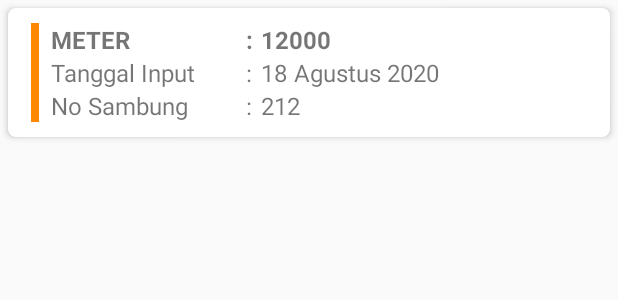
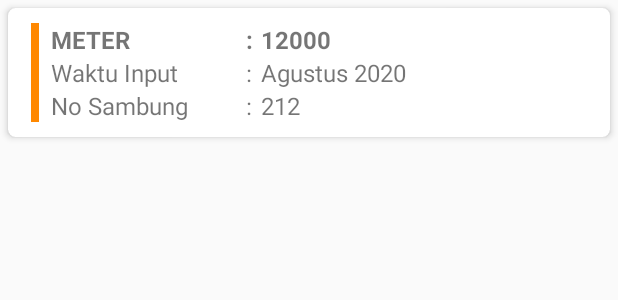
Before and after one commit to ahmadrahmat/PengaduanPDAM2, an Android app: the layout layout_row_meter.xml on its own in the app's theme, with its tools: preview values and no code run, on a phone screen of 412 x 824 dp. Shown: the top 300 px of the screen. Run offline under Robolectric (Android 15) with nearby library versions, the phone set to English and light mode, and no system bars; network calls fail.

Commit message:
mengubah tanggal_meter menjadi bulan_meter dan tahun_meter

```diff
--- a/app/src/main/java/id/digitalks/pengaduanpdam/CekMeter.java
+++ b/app/src/main/java/id/digitalks/pengaduanpdam/CekMeter.java
@@ -73,9 +73,10 @@ public class CekMeter extends AppCompatActivity {
                                 JSONObject data = response.getJSONObject(i);
                                 ModelData md = new ModelData();
                                 md.setId(data.getString("id"));
-                                md.setTanggal_meter(data.getString("tanggal_meter"));
                                 md.setMeter(data.getString("meter"));
                                 md.setNo_sambung(data.getString("no_sambung"));
+                                md.setBulan_meter(data.getString("bulan_meter"));
+                                md.setTahun_meter(data.getString("tahun_meter"));
                                 mItems.add(md);
                                 //Toast.makeText(DetailLaporan.this, data.toString(), Toast.LENGTH_SHORT).show();
 
--- a/app/src/main/res/layout/layout_row_meter.xml
+++ b/app/src/main/res/layout/layout_row_meter.xml
@@ -60,7 +60,7 @@
                 <TextView
                     android:layout_width="130dp"
                     android:layout_height="wrap_content"
-                    android:text="Tanggal Input"
+                    android:text="Waktu Input"
                     android:textSize="16sp"/>
                 <TextView
                     android:layout_width="10dp"
@@ -71,7 +71,7 @@
                     android:id="@+id/tv_tanggal_meter"
                     android:layout_width="match_parent"
                     android:layout_height="wrap_content"
-                    android:text="18 Agustus 2020"
+                    android:text="Agustus 2020"
                     android:textSize="16sp"/>
 
             </LinearLayout>
```
Also changed, not shown: app/src/main/java/id/digitalks/pengaduanpdam/Adapter/AdapterDataMeter.java (+1 -11 lines).
